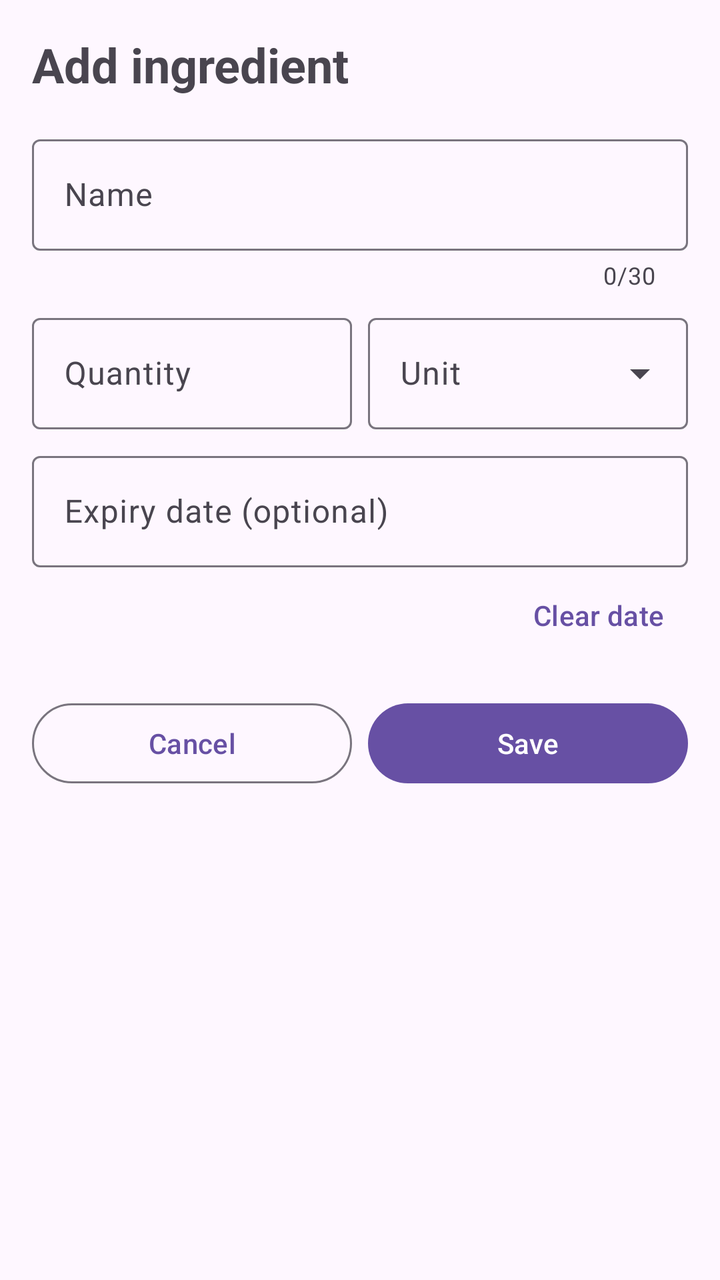
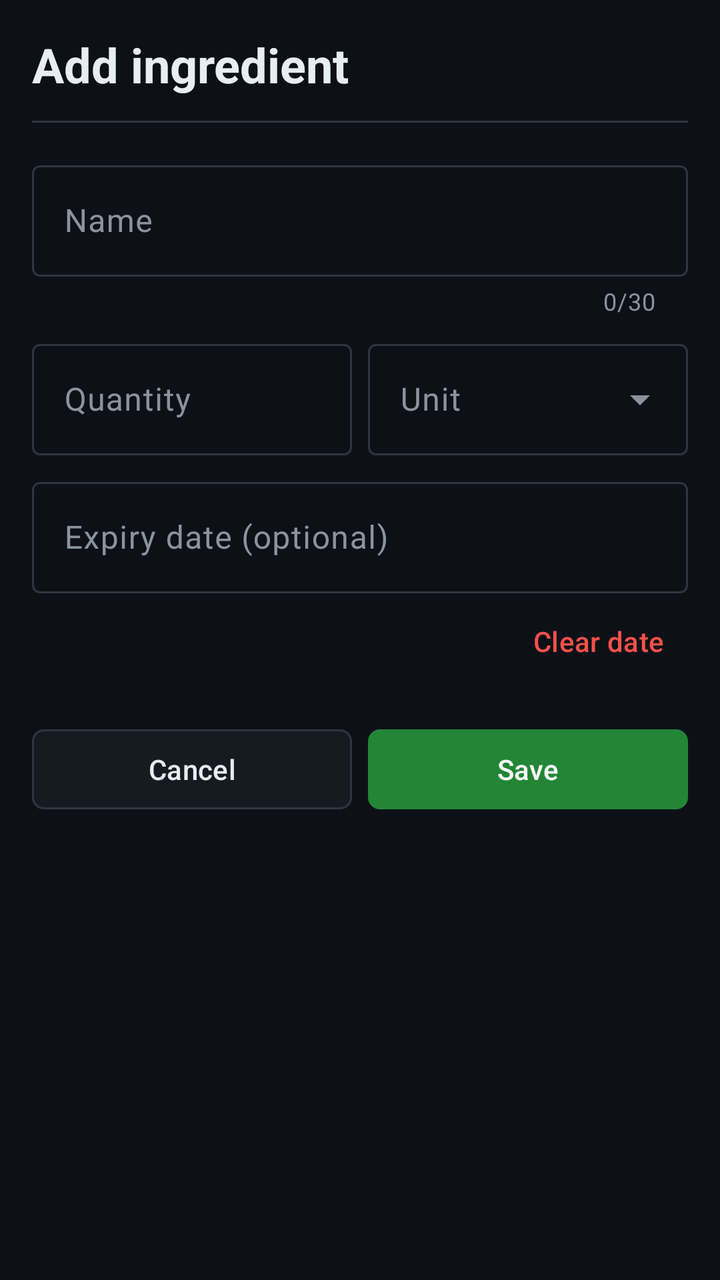

Compare the two renders of this Android layout. The source of the first and the diff that turns it into the second are given below.
<!-- AndroidManifest.xml: application theme Theme.SmartPantryManager -->
<!-- res/layout/activity_add_edit_ingredient.xml -->
<?xml version="1.0" encoding="utf-8"?>
<ScrollView xmlns:android="http://schemas.android.com/apk/res/android"
    xmlns:app="http://schemas.android.com/apk/res-auto"
    android:layout_width="match_parent"
    android:layout_height="match_parent"
    android:fillViewport="true">

    <LinearLayout
        android:layout_width="match_parent"
        android:layout_height="wrap_content"
        android:orientation="vertical"
        android:padding="16dp">

        
        <TextView
            android:id="@+id/text_title"
            android:layout_width="match_parent"
            android:layout_height="wrap_content"
            android:layout_marginBottom="16dp"
            android:text="@string/add_edit_title_add"
            android:textSize="24sp"
            android:textStyle="bold" />

        
        <com.google.android.material.textfield.TextInputLayout
            android:id="@+id/layout_name"
            style="@style/Widget.Material3.TextInputLayout.OutlinedBox"
            android:layout_width="match_parent"
            android:layout_height="wrap_content"
            android:hint="@string/add_edit_hint_name"
            app:counterEnabled="true"
            app:counterMaxLength="30">

            <com.google.android.material.textfield.TextInputEditText
                android:id="@+id/edit_name"
                android:layout_width="match_parent"
                android:layout_height="wrap_content"
                android:inputType="textCapWords"
                android:maxLength="30" />

        </com.google.android.material.textfield.TextInputLayout>

        
        <LinearLayout
            android:layout_width="match_parent"
            android:layout_height="wrap_content"
            android:layout_marginTop="8dp"
            android:baselineAligned="false"
            android:orientation="horizontal">

            <com.google.android.material.textfield.TextInputLayout
                android:id="@+id/layout_quantity"
                style="@style/Widget.Material3.TextInputLayout.OutlinedBox"
                android:layout_width="0dp"
                android:layout_height="wrap_content"
                android:layout_weight="1"
                android:hint="@string/add_edit_hint_quantity">

                <com.google.android.material.textfield.TextInputEditText
                    android:id="@+id/edit_quantity"
                    android:layout_width="match_parent"
                    android:layout_height="wrap_content"
                    android:inputType="numberDecimal"
                    android:digits="0123456789.," />


            </com.google.android.material.textfield.TextInputLayout>

            <com.google.android.material.textfield.TextInputLayout
                android:id="@+id/layout_unit"
                style="@style/Widget.Material3.TextInputLayout.OutlinedBox.ExposedDropdownMenu"
                android:layout_width="0dp"
                android:layout_height="wrap_content"
                android:layout_marginStart="8dp"
                android:layout_weight="1"
                android:hint="@string/add_edit_hint_unit">

                <com.google.android.material.textfield.MaterialAutoCompleteTextView
                    android:id="@+id/dropdown_unit"
                    android:layout_width="match_parent"
                    android:layout_height="wrap_content"
                    android:inputType="none" />

            </com.google.android.material.textfield.TextInputLayout>

        </LinearLayout>

        
        <com.google.android.material.textfield.TextInputLayout
            android:id="@+id/layout_expiry"
            style="@style/Widget.Material3.TextInputLayout.OutlinedBox"
            android:layout_width="match_parent"
            android:layout_height="wrap_content"
            android:layout_marginTop="8dp"
            android:hint="@string/add_edit_hint_expiry">

            <com.google.android.material.textfield.TextInputEditText
                android:id="@+id/edit_expiry"
                android:layout_width="match_parent"
                android:layout_height="wrap_content"
                android:clickable="true"
                android:cursorVisible="false"
                android:focusable="false"
                android:inputType="none" />

        </com.google.android.material.textfield.TextInputLayout>

        <com.google.android.material.button.MaterialButton
            android:id="@+id/btn_clear_expiry"
            style="@style/Widget.Material3.Button.TextButton"
            android:layout_width="wrap_content"
            android:layout_height="wrap_content"
            android:layout_gravity="end"
            android:text="@string/add_edit_clear_date" />

        
        <LinearLayout
            android:layout_width="match_parent"
            android:layout_height="wrap_content"
            android:layout_marginTop="16dp"
            android:orientation="horizontal">

            <com.google.android.material.button.MaterialButton
                android:id="@+id/btn_cancel"
                style="@style/Widget.Material3.Button.OutlinedButton"
                android:layout_width="0dp"
                android:layout_height="wrap_content"
                android:layout_weight="1"
                android:text="@string/add_edit_cancel" />

            <com.google.android.material.button.MaterialButton
                android:id="@+id/btn_save"
                android:layout_width="0dp"
                android:layout_height="wrap_content"
                android:layout_marginStart="8dp"
                android:layout_weight="1"
                android:text="@string/add_edit_save" />

        </LinearLayout>

    </LinearLayout>

</ScrollView>
<!-- resources referenced by this layout -->
<resources>
  <string name="add_edit_cancel">Cancel</string>
  <string name="add_edit_hint_unit">Unit</string>
  <string name="add_edit_save">Save</string>
  <style name="Base.Theme.SmartPantryManager" parent="Theme.Material3.DayNight.NoActionBar">
          
          
      </style>
  <!-- unchanged entries left out for length: 6 -->
</resources>

<!-- the commit's change to res/layout/activity_add_edit_ingredient.xml (unified diff, before → after) -->
@@ -14,12 +14,17 @@
         
         <TextView
             android:id="@+id/text_title"
+            style="@style/TextAppearance.Spm.Title"
             android:layout_width="match_parent"
             android:layout_height="wrap_content"
+            android:text="@string/add_edit_title_add" />
+
+        <View
+            android:layout_width="match_parent"
+            android:layout_height="1dp"
+            android:layout_marginTop="12dp"
             android:layout_marginBottom="16dp"
-            android:text="@string/add_edit_title_add"
-            android:textSize="24sp"
-            android:textStyle="bold" />
+            android:background="@color/border" />
 
         
         <com.google.android.material.textfield.TextInputLayout
@@ -60,9 +65,8 @@
                     android:id="@+id/edit_quantity"
                     android:layout_width="match_parent"
                     android:layout_height="wrap_content"
-                    android:inputType="numberDecimal"
-                    android:digits="0123456789.," />
-
+                    android:digits="0123456789.,"
+                    android:inputType="numberDecimal" />
 
             </com.google.android.material.textfield.TextInputLayout>
 
@@ -105,13 +109,15 @@
 
         </com.google.android.material.textfield.TextInputLayout>
 
+        
         <com.google.android.material.button.MaterialButton
             android:id="@+id/btn_clear_expiry"
             style="@style/Widget.Material3.Button.TextButton"
             android:layout_width="wrap_content"
             android:layout_height="wrap_content"
             android:layout_gravity="end"
-            android:text="@string/add_edit_clear_date" />
+            android:text="@string/add_edit_clear_date"
+            android:textColor="@color/red_light" />
 
         
         <LinearLayout
@@ -122,7 +128,7 @@
 
             <com.google.android.material.button.MaterialButton
                 android:id="@+id/btn_cancel"
-                style="@style/Widget.Material3.Button.OutlinedButton"
+                style="@style/Widget.Spm.Button.Outlined"
                 android:layout_width="0dp"
                 android:layout_height="wrap_content"
                 android:layout_weight="1"
<!-- resource entries referenced after the edit -->
@@ -1,11 +1,76 @@
 <!-- resources referenced by this layout -->
 <resources>
+  <color name="border">#30363D</color>
+  <color name="red_light">#F85149</color>
   <string name="add_edit_cancel">Cancel</string>
   <string name="add_edit_hint_unit">Unit</string>
   <string name="add_edit_save">Save</string>
-  <style name="Base.Theme.SmartPantryManager" parent="Theme.Material3.DayNight.NoActionBar">
+  <style name="TextAppearance.Spm.Title" parent="TextAppearance.Material3.HeadlineSmall">
+          <item name="android:textColor">@color/text_primary</item>
+          <item name="android:textStyle">bold</item>
+      </style>
+  <style name="Widget.Spm.Button.Outlined" parent="Widget.Material3.Button.OutlinedButton">
+          <item name="backgroundTint">@color/surface</item>
+          <item name="android:textColor">@color/text_primary</item>
+          <item name="strokeColor">@color/border</item>
+          <item name="strokeWidth">1dp</item>
+          <item name="cornerRadius">6dp</item>
+      </style>
+  <color name="text_primary">#E6EDF3</color>
+  <color name="surface">#161B22</color>
+  <style name="Base.Theme.SmartPantryManager" parent="Theme.Material3.Dark.NoActionBar">
           
+          <item name="colorPrimary">@color/green</item>
+          <item name="colorOnPrimary">@color/white</item>
+          <item name="colorPrimaryContainer">@color/green_subtle</item>
+          <item name="colorOnPrimaryContainer">@color/green_light</item>
+          <item name="colorSecondaryContainer">@color/green_subtle</item>
+          <item name="colorOnSecondaryContainer">@color/green_light</item>
+          <item name="colorSurface">@color/canvas</item>
+          <item name="colorOnSurface">@color/text_primary</item>
+          <item name="colorOnSurfaceVariant">@color/text_secondary</item>
+          <item name="colorSurfaceContainer">@color/surface</item>
+          <item name="colorSurfaceContainerHigh">@color/surface_raised</item>
+          <item name="colorOutline">@color/border</item>
+          <item name="colorOutlineVariant">@color/border</item>
+          <item name="colorError">@color/red_light</item>
+          <item name="colorOnError">@color/white</item>
+          <item name="android:colorBackground">@color/canvas</item>
+          <item name="android:statusBarColor">@color/canvas</item>
+          <item name="android:navigationBarColor">@color/canvas</item>
+  
           
+          <item name="materialButtonStyle">@style/Widget.Spm.Button</item>
+          <item name="materialButtonOutlinedStyle">@style/Widget.Spm.Button.Outlined</item>
+          <item name="textInputStyle">@style/Widget.Material3.TextInputLayout.OutlinedBox</item>
+          <item name="bottomNavigationStyle">@style/Widget.Spm.BottomNav</item>
+          <item name="materialAlertDialogTheme">@style/ThemeOverlay.Spm.Dialog</item>
+      </style>
+  <color name="green">#238636</color>
+  <color name="white">#FFFFFFFF</color>
+  <color name="green_subtle">#1A2F20</color>
+  <color name="green_light">#3FB950</color>
+  <color name="canvas">#0D1117</color>
+  <color name="text_secondary">#8B949E</color>
+  <color name="surface_raised">#21262D</color>
+  <style name="Widget.Spm.Button" parent="Widget.Material3.Button">
+          <item name="backgroundTint">@color/green</item>
+          <item name="android:textColor">@color/white</item>
+          <item name="iconTint">@color/white</item>
+          <item name="cornerRadius">6dp</item>
+      </style>
+  <style name="Widget.Spm.BottomNav" parent="Widget.Material3.BottomNavigationView">
+          <item name="backgroundTint">@color/surface</item>
+          <item name="itemIconTint">@color/nav_item</item>
+          <item name="itemTextColor">@color/nav_item</item>
+          <item name="itemActiveIndicatorStyle">@style/Widget.Spm.NavIndicator</item>
+      </style>
+  <style name="ThemeOverlay.Spm.Dialog" parent="ThemeOverlay.Material3.MaterialAlertDialog">
+          <item name="colorSurfaceContainerHigh">@color/surface</item>
+          <item name="colorPrimary">@color/green_light</item>
+      </style>
+  <style name="Widget.Spm.NavIndicator" parent="Widget.Material3.BottomNavigationView.ActiveIndicator">
+          <item name="android:color">@color/green_subtle</item>
       </style>
   <!-- unchanged entries left out for length: 6 -->
 </resources>
